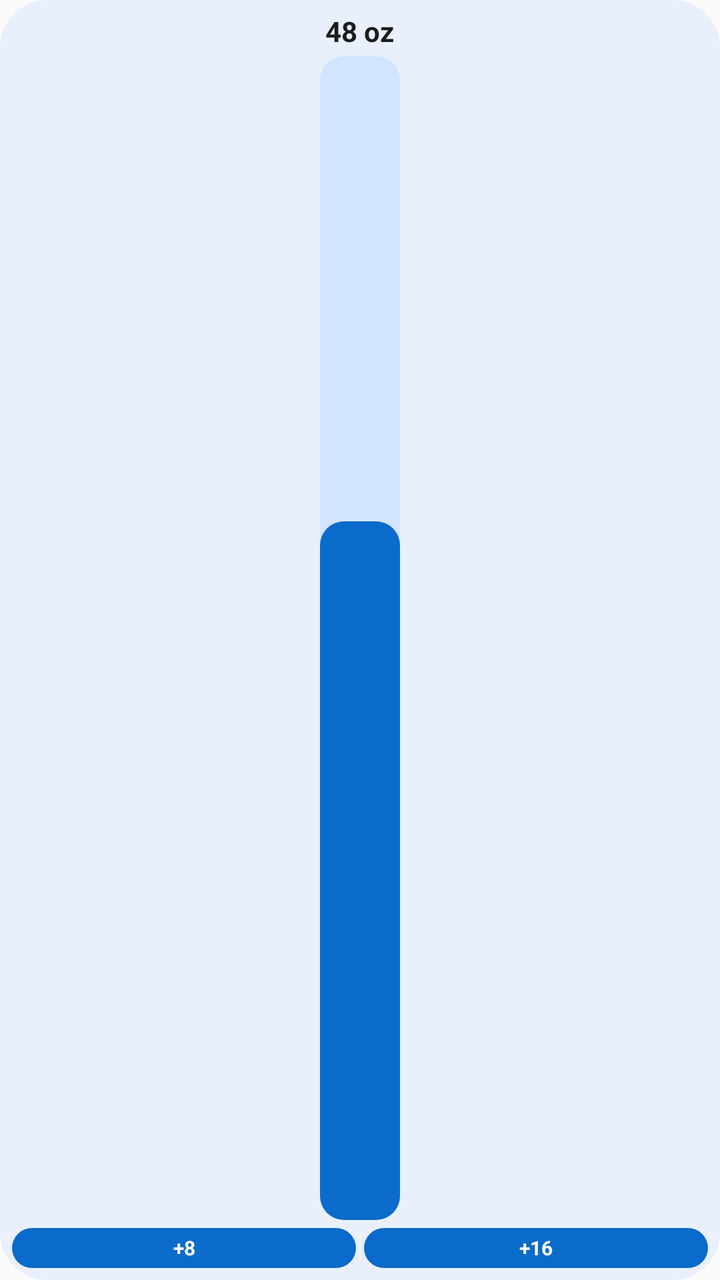
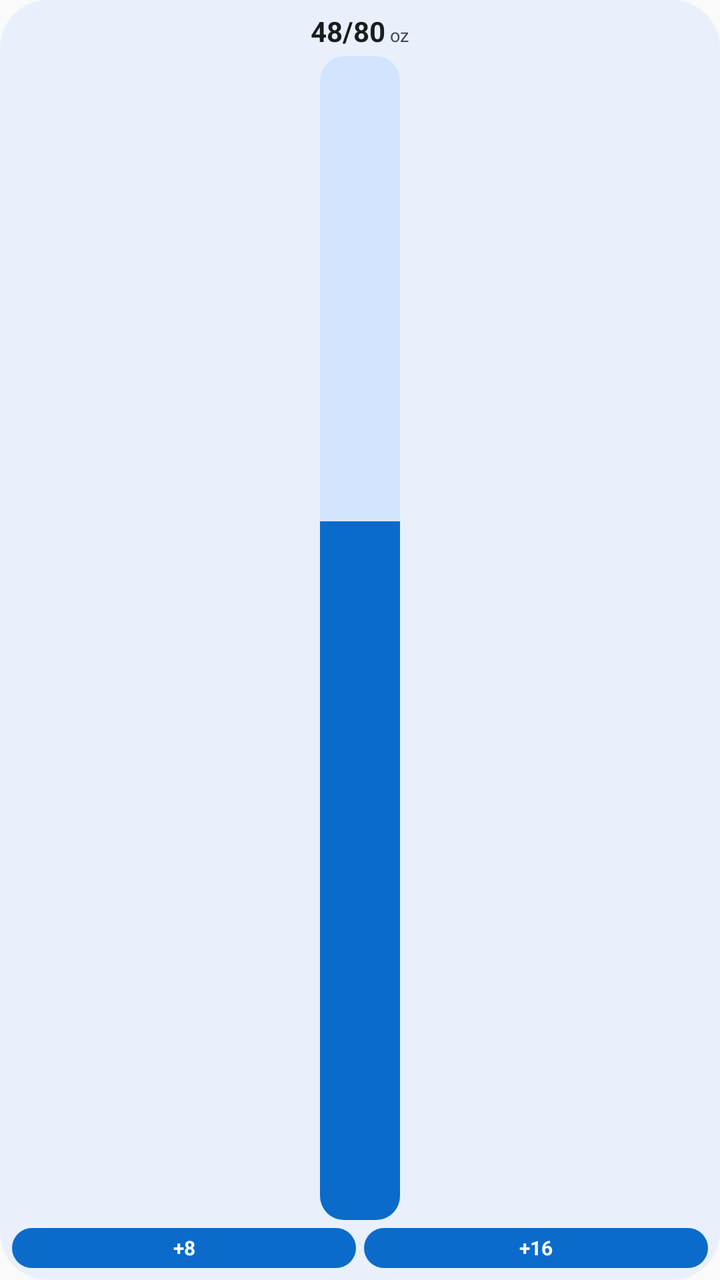

Two renders of the same Android screen: before a commit and after it. Below are the layout's source before the change and the commit's diff.
<!-- AndroidManifest.xml: application theme Theme.WaterTracker -->
<!-- res/layout/widget_preview_glass.xml -->
<?xml version="1.0" encoding="utf-8"?>
<LinearLayout xmlns:android="http://schemas.android.com/apk/res/android"
    xmlns:tools="http://schemas.android.com/tools"
    android:layout_width="match_parent"
    android:layout_height="match_parent"
    android:background="@drawable/preview_widget_background"
    android:gravity="center_horizontal"
    android:orientation="vertical"
    android:padding="6dp"
    tools:ignore="HardcodedText">

    <TextView
        android:layout_width="wrap_content"
        android:layout_height="wrap_content"
        android:text="48 oz"
        android:textColor="@color/preview_on_surface"
        android:textSize="14sp"
        android:textStyle="bold" />

    <LinearLayout
        android:layout_width="40dp"
        android:layout_height="0dp"
        android:layout_marginTop="3dp"
        android:layout_weight="1"
        android:background="@drawable/preview_glass"
        android:orientation="vertical">

        <FrameLayout
            android:layout_width="match_parent"
            android:layout_height="0dp"
            android:layout_weight="0.4" />

        <FrameLayout
            android:layout_width="match_parent"
            android:layout_height="0dp"
            android:layout_weight="0.6"
            android:background="@drawable/preview_water" />
    </LinearLayout>

    <LinearLayout
        android:layout_width="match_parent"
        android:layout_height="20dp"
        android:layout_marginTop="4dp"
        android:orientation="horizontal">

        <TextView
            android:layout_width="0dp"
            android:layout_height="match_parent"
            android:layout_weight="1"
            android:background="@drawable/preview_button"
            android:gravity="center"
            android:text="+8"
            android:textColor="@color/preview_on_primary"
            android:textSize="10sp"
            android:textStyle="bold" />

        <TextView
            android:layout_width="0dp"
            android:layout_height="match_parent"
            android:layout_marginStart="4dp"
            android:layout_weight="1"
            android:background="@drawable/preview_button"
            android:gravity="center"
            android:text="+16"
            android:textColor="@color/preview_on_primary"
            android:textSize="10sp"
            android:textStyle="bold" />
    </LinearLayout>
</LinearLayout>
<!-- resources referenced by this layout -->
<resources>
  <color name="preview_on_primary">#FFFFFF</color>
  <color name="preview_on_surface">#1A1C1E</color>
  <!-- drawable preview_button (drawable) -->
  <?xml version="1.0" encoding="utf-8"?>
  <shape xmlns:android="http://schemas.android.com/apk/res/android" android:shape="rectangle">
      <solid android:color="@color/preview_primary" />
      <corners android:radius="20dp" />
  </shape>
  <!-- drawable preview_glass (drawable) -->
  <?xml version="1.0" encoding="utf-8"?>
  <shape xmlns:android="http://schemas.android.com/apk/res/android" android:shape="rectangle">
      <solid android:color="@color/preview_primary_container" />
      <corners android:radius="12dp" />
  </shape>
  <!-- drawable preview_water (drawable) -->
  <?xml version="1.0" encoding="utf-8"?>
  <shape xmlns:android="http://schemas.android.com/apk/res/android" android:shape="rectangle">
      <solid android:color="@color/preview_primary" />
      <corners android:radius="12dp" />
  </shape>
  <!-- drawable preview_widget_background (drawable) -->
  <?xml version="1.0" encoding="utf-8"?>
  <shape xmlns:android="http://schemas.android.com/apk/res/android" android:shape="rectangle">
      <solid android:color="@color/preview_background" />
      <corners android:radius="24dp" />
  </shape>
  <style name="Theme.WaterTracker" parent="android:Theme.Material.Light.NoActionBar" />
  <color name="preview_primary">#0B6BCB</color>
  <color name="preview_primary_container">#D3E4FF</color>
  <color name="preview_background">#E9F0FB</color>
</resources>

<!-- the commit's change to res/layout/widget_preview_glass.xml (unified diff, before → after) -->
@@ -9,13 +9,27 @@
     android:padding="6dp"
     tools:ignore="HardcodedText">
 
-    <TextView
+    <LinearLayout
         android:layout_width="wrap_content"
         android:layout_height="wrap_content"
-        android:text="48 oz"
-        android:textColor="@color/preview_on_surface"
-        android:textSize="14sp"
-        android:textStyle="bold" />
+        android:gravity="bottom"
+        android:orientation="horizontal">
+
+        <TextView
+            android:layout_width="wrap_content"
+            android:layout_height="wrap_content"
+            android:text="48/80"
+            android:textColor="@color/preview_on_surface"
+            android:textSize="14sp"
+            android:textStyle="bold" />
+
+        <TextView
+            android:layout_width="wrap_content"
+            android:layout_height="wrap_content"
+            android:text=" oz"
+            android:textColor="@color/preview_on_surface_variant"
+            android:textSize="9sp" />
+    </LinearLayout>
 
     <LinearLayout
         android:layout_width="40dp"
@@ -23,6 +37,7 @@
         android:layout_marginTop="3dp"
         android:layout_weight="1"
         android:background="@drawable/preview_glass"
+        android:clipToOutline="true"
         android:orientation="vertical">
 
         <FrameLayout
@@ -34,7 +49,7 @@
             android:layout_width="match_parent"
             android:layout_height="0dp"
             android:layout_weight="0.6"
-            android:background="@drawable/preview_water" />
+            android:background="@color/preview_primary" />
     </LinearLayout>
 
     <LinearLayout
<!-- resource entries referenced after the edit -->
@@ -2,6 +2,7 @@
 <resources>
   <color name="preview_on_primary">#FFFFFF</color>
   <color name="preview_on_surface">#1A1C1E</color>
+  <color name="preview_on_surface_variant">#43474E</color>
   <!-- drawable preview_button (drawable) -->
   <?xml version="1.0" encoding="utf-8"?>
   <shape xmlns:android="http://schemas.android.com/apk/res/android" android:shape="rectangle">
@@ -12,12 +13,6 @@
   <?xml version="1.0" encoding="utf-8"?>
   <shape xmlns:android="http://schemas.android.com/apk/res/android" android:shape="rectangle">
       <solid android:color="@color/preview_primary_container" />
-      <corners android:radius="12dp" />
-  </shape>
-  <!-- drawable preview_water (drawable) -->
-  <?xml version="1.0" encoding="utf-8"?>
-  <shape xmlns:android="http://schemas.android.com/apk/res/android" android:shape="rectangle">
-      <solid android:color="@color/preview_primary" />
       <corners android:radius="12dp" />
   </shape>
   <!-- drawable preview_widget_background (drawable) -->
